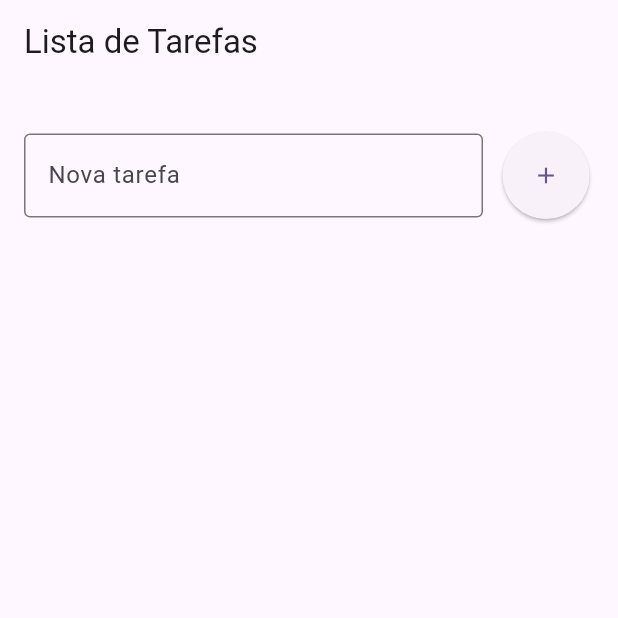
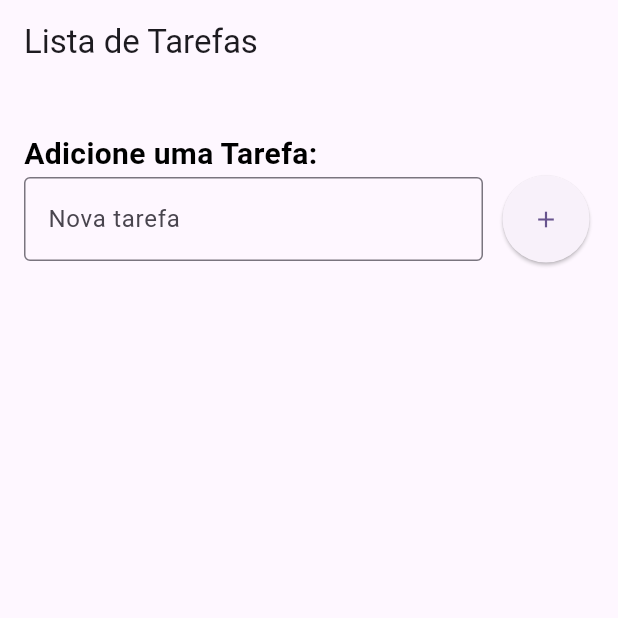
Before and after one commit to and3510/Lista-de-Tarefas_Work, a Flutter app: the screen it shows after launch, on a phone screen of 412 x 824 dp, the top half of it. Run offline on Flutter 3.47's test engine with Material 3 defaults, Android fonts, the phone set to English and light mode, and no system bars.

Commit message:
Style update

```diff
--- a/lib/screens/listatarefas.dart
+++ b/lib/screens/listatarefas.dart
@@ -20,14 +20,23 @@ class _ListatarefasState extends State<Listatarefas> {
   @override
   Widget build(BuildContext context) {
     return Scaffold(
-      appBar: AppBar(
-        title: const Text('Lista de Tarefas'),
-      ),
+      appBar: AppBar(title: const Text('Lista de Tarefas')),
       body: Padding(
         padding: const EdgeInsets.all(16.0),
         child: Column(
           children: <Widget>[
             const SizedBox(height: 16),
+            Column(
+              crossAxisAlignment: CrossAxisAlignment.start,
+              children: [
+                Text(
+                  "Adicione uma Tarefa:",
+                  style: TextStyle(
+                    fontSize: 20,
+                    fontWeight: FontWeight.bold,
+                    color: Colors.black,
+                  ),
+                ),
                 Row(
                   children: [
                     Expanded(
@@ -58,6 +67,8 @@ class _ListatarefasState extends State<Listatarefas> {
                 ),
               ],
             ),
+          ],
+        ),
       ),
     );
   }
```
Lines whose indentation alone changed are shown as unchanged.
